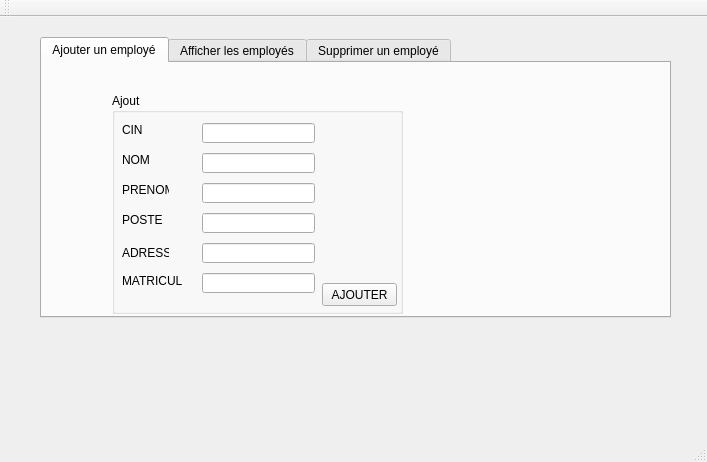
Old version of the form Gestion des employés/Atelier_Connexion/Atelier_Connexion/mainwindow.ui in the repository molkadhrief/2A30.
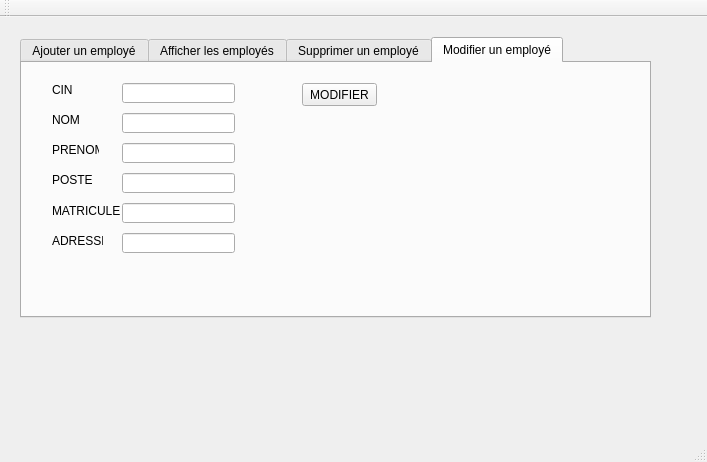
New version of the form.

Diff of the .ui file:
```diff
--- a/Gestion des employés/Atelier_Connexion/Atelier_Connexion/mainwindow.ui
+++ b/Gestion des employés/Atelier_Connexion/Atelier_Connexion/mainwindow.ui
@@ -17,14 +17,14 @@
    <widget class="QTabWidget" name="tabWidget">
     <property name="geometry">
      <rect>
-      <x>40</x>
+      <x>20</x>
       <y>20</y>
       <width>631</width>
       <height>281</height>
      </rect>
     </property>
     <property name="currentIndex">
-     <number>0</number>
+     <number>3</number>
     </property>
     <widget class="QWidget" name="tab">
      <attribute name="title">
@@ -251,6 +251,165 @@
       </property>
      </widget>
     </widget>
+    <widget class="QWidget" name="tab_4">
+     <attribute name="title">
+      <string>Modifier un employé</string>
+     </attribute>
+     <widget class="QLabel" name="label_8">
+      <property name="geometry">
+       <rect>
+        <x>30</x>
+        <y>140</y>
+        <width>71</width>
+        <height>16</height>
+       </rect>
+      </property>
+      <property name="text">
+       <string>MATRICULE</string>
+      </property>
+     </widget>
+     <widget class="QLineEdit" name="lineEdit_mod1">
+      <property name="geometry">
+       <rect>
+        <x>100</x>
+        <y>140</y>
+        <width>113</width>
+        <height>20</height>
+       </rect>
+      </property>
+     </widget>
+     <widget class="QPushButton" name="pushButton_mod1">
+      <property name="geometry">
+       <rect>
+        <x>280</x>
+        <y>20</y>
+        <width>75</width>
+        <height>23</height>
+       </rect>
+      </property>
+      <property name="text">
+       <string>MODIFIER</string>
+      </property>
+     </widget>
+     <widget class="QLabel" name="label_9">
+      <property name="geometry">
+       <rect>
+        <x>30</x>
+        <y>50</y>
+        <width>47</width>
+        <height>14</height>
+       </rect>
+      </property>
+      <property name="text">
+       <string>NOM</string>
+      </property>
+     </widget>
+     <widget class="QLabel" name="label_10">
+      <property name="geometry">
+       <rect>
+        <x>30</x>
+        <y>80</y>
+        <width>47</width>
+        <height>14</height>
+       </rect>
+      </property>
+      <property name="text">
+       <string>PRENOM</string>
+      </property>
+     </widget>
+     <widget class="QLabel" name="label_11">
+      <property name="geometry">
+       <rect>
+        <x>30</x>
+        <y>110</y>
+        <width>47</width>
+        <height>14</height>
+       </rect>
+      </property>
+      <property name="text">
+       <string>POSTE</string>
+      </property>
+     </widget>
+     <widget class="QLabel" name="label_12">
+      <property name="geometry">
+       <rect>
+        <x>30</x>
+        <y>20</y>
+        <width>47</width>
+        <height>14</height>
+       </rect>
+      </property>
+      <property name="text">
+       <string>CIN</string>
+      </property>
+     </widget>
+     <widget class="QLabel" name="label_13">
+      <property name="geometry">
+       <rect>
+        <x>30</x>
+        <y>170</y>
+        <width>51</width>
+        <height>16</height>
+       </rect>
+      </property>
+      <property name="text">
+       <string>ADRESSE</string>
+      </property>
+     </widget>
+     <widget class="QLineEdit" name="lineEdit_modNom">
+      <property name="geometry">
+       <rect>
+        <x>100</x>
+        <y>50</y>
+        <width>113</width>
+        <height>20</height>
+       </rect>
+      </property>
+      <property name="text">
+       <string/>
+      </property>
+     </widget>
+     <widget class="QLineEdit" name="lineEdit_modPrenom">
+      <property name="geometry">
+       <rect>
+        <x>100</x>
+        <y>80</y>
+        <width>113</width>
+        <height>20</height>
+       </rect>
+      </property>
+     </widget>
+     <widget class="QLineEdit" name="lineEdit_modPoste">
+      <property name="geometry">
+       <rect>
+        <x>100</x>
+        <y>110</y>
+        <width>113</width>
+        <height>20</height>
+       </rect>
+      </property>
+     </widget>
+     <widget class="QLineEdit" name="lineEdit_modCIN">
+      <property name="geometry">
+       <rect>
+        <x>100</x>
+        <y>20</y>
+        <width>113</width>
+        <height>20</height>
+       </rect>
+      </property>
+     </widget>
+     <widget class="QLineEdit" name="lineEdit_modAdresse">
+      <property name="geometry">
+       <rect>
+        <x>100</x>
+        <y>170</y>
+        <width>113</width>
+        <height>20</height>
+       </rect>
+      </property>
+     </widget>
+    </widget>
    </widget>
   </widget>
   <widget class="QMenuBar" name="menuBar">
```
Left out of the diff: 4 changed lines with no effect on the pictures.
